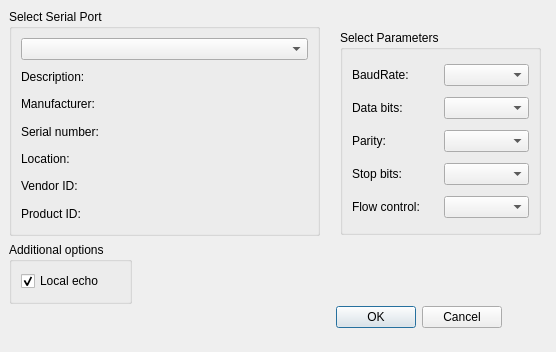
Old version of the form Mirosot-PC/settingsdialog.ui in the repository eyllanesc/Mirosot-Peru.
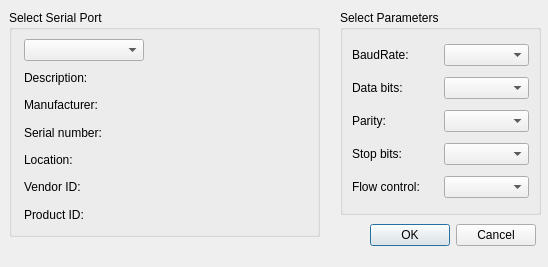
New version of the form.

The edit to the form file:
```diff
--- a/Mirosot-PC/settingsdialog.ui
+++ b/Mirosot-PC/settingsdialog.ui
@@ -6,8 +6,8 @@
    <rect>
     <x>0</x>
     <y>0</y>
-    <width>556</width>
-    <height>352</height>
+    <width>548</width>
+    <height>267</height>
    </rect>
   </property>
   <property name="windowTitle">
@@ -17,7 +17,7 @@
    <property name="geometry">
     <rect>
      <x>340</x>
-     <y>30</y>
+     <y>10</y>
      <width>201</width>
      <height>205</height>
     </rect>
@@ -82,11 +82,17 @@
    <property name="geometry">
     <rect>
      <x>9</x>
-     <y>9</y>
+     <y>10</y>
      <width>311</width>
      <height>227</height>
     </rect>
    </property>
+   <property name="minimumSize">
+    <size>
+     <width>290</width>
+     <height>0</height>
+    </size>
+   </property>
    <property name="title">
     <string>Select Serial Port</string>
    </property>
@@ -100,6 +106,12 @@
     </item>
     <item row="1" column="0">
      <widget class="QLabel" name="descriptionLabel">
+      <property name="minimumSize">
+       <size>
+        <width>280</width>
+        <height>0</height>
+       </size>
+      </property>
       <property name="text">
        <string>Description:</string>
       </property>
@@ -134,69 +146,38 @@
      </widget>
     </item>
     <item row="0" column="0">
-     <widget class="QComboBox" name="serialPortInfoListBox"/>
-    </item>
-   </layout>
-  </widget>
-  <widget class="QGroupBox" name="additionalOptionsGroupBox">
-   <property name="geometry">
-    <rect>
-     <x>9</x>
-     <y>242</y>
-     <width>123</width>
-     <height>62</height>
-    </rect>
-   </property>
-   <property name="title">
-    <string>Additional options</string>
-   </property>
-   <layout class="QVBoxLayout" name="verticalLayout">
-    <item>
-     <widget class="QCheckBox" name="localEchoCheckBox">
-      <property name="text">
-       <string>Local echo</string>
+     <widget class="QComboBox" name="serialPortInfoListBox">
+      <property name="minimumSize">
+       <size>
+        <width>100</width>
+        <height>0</height>
+       </size>
       </property>
-      <property name="checked">
-       <bool>true</bool>
+      <property name="maximumSize">
+       <size>
+        <width>120</width>
+        <height>16777215</height>
+       </size>
       </property>
      </widget>
     </item>
    </layout>
   </widget>
-  <widget class="QWidget" name="layoutWidget">
+  <widget class="QDialogButtonBox" name="okCancelBox">
    <property name="geometry">
     <rect>
-     <x>21</x>
-     <y>301</y>
-     <width>481</width>
-     <height>33</height>
+     <x>360</x>
+     <y>220</y>
+     <width>176</width>
+     <height>31</height>
     </rect>
    </property>
-   <layout class="QHBoxLayout" name="horizontalLayout">
-    <item>
-     <spacer name="horizontalSpacer">
-      <property name="orientation">
-       <enum>Qt::Horizontal</enum>
-      </property>
-      <property name="sizeHint" stdset="0">
-       <size>
-        <width>228</width>
-        <height>20</height>
-       </size>
-      </property>
-     </spacer>
-    </item>
-    <item>
-     <widget class="QDialogButtonBox" name="okCancelBox">
-      <property name="orientation">
-       <enum>Qt::Horizontal</enum>
-      </property>
-      <property name="standardButtons">
-       <set>QDialogButtonBox::Cancel|QDialogButtonBox::Ok</set>
-      </property>
-     </widget>
-    </item>
-   </layout>
+   <property name="orientation">
+    <enum>Qt::Horizontal</enum>
+   </property>
+   <property name="standardButtons">
+    <set>QDialogButtonBox::Cancel|QDialogButtonBox::Ok</set>
+   </property>
   </widget>
  </widget>
  <resources/>
```
